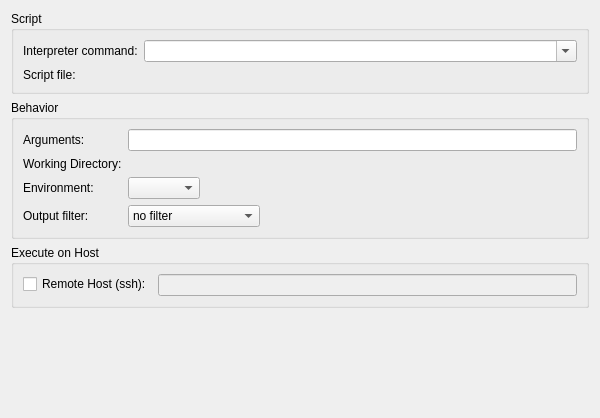
First picture: the form in plugins/executescript/scriptappconfig.ui, repository KDE/kdevelop, before the edit.
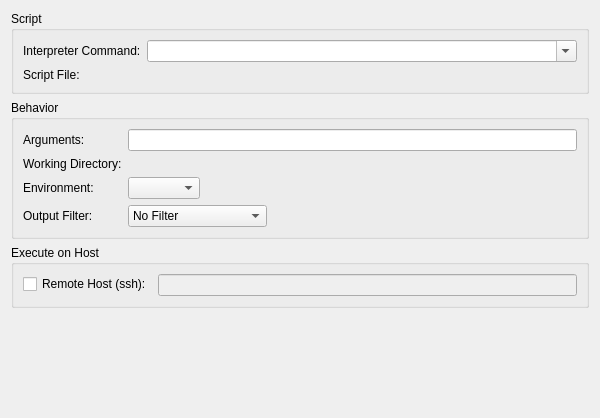
Second picture: the form after the edit. Custom widgets are drawn as their Qt base class.

Commit message: Fix casing of some strings

Patch:
```diff
--- a/plugins/executescript/scriptappconfig.ui
+++ b/plugins/executescript/scriptappconfig.ui
@@ -20,7 +20,7 @@
       <item row="0" column="0">
        <widget class="QLabel" name="label_7">
         <property name="text">
-         <string>Interpreter command:</string>
+         <string>Interpreter Command:</string>
         </property>
        </widget>
       </item>
@@ -65,7 +65,7 @@
       <item row="1" column="0">
        <widget class="QLabel" name="label_2">
         <property name="text">
-         <string>Script file:</string>
+         <string>Script File:</string>
         </property>
        </widget>
       </item>
@@ -154,7 +154,7 @@
       <item row="3" column="0">
        <widget class="QLabel" name="label_6">
         <property name="text">
-         <string>Output filter:</string>
+         <string>Output Filter:</string>
         </property>
        </widget>
       </item>
@@ -165,22 +165,22 @@
         </property>
         <item>
          <property name="text">
-          <string>no filter</string>
+          <string>No Filter</string>
          </property>
         </item>
         <item>
          <property name="text">
-          <string>compiler filter</string>
+          <string>Compiler Filter</string>
          </property>
         </item>
         <item>
          <property name="text">
-          <string>script error filter</string>
+          <string>Script Error Filter</string>
          </property>
         </item>
         <item>
          <property name="text">
-          <string>static analysis filter</string>
+          <string>Static Analysis Filter</string>
          </property>
         </item>
        </widget>
```
